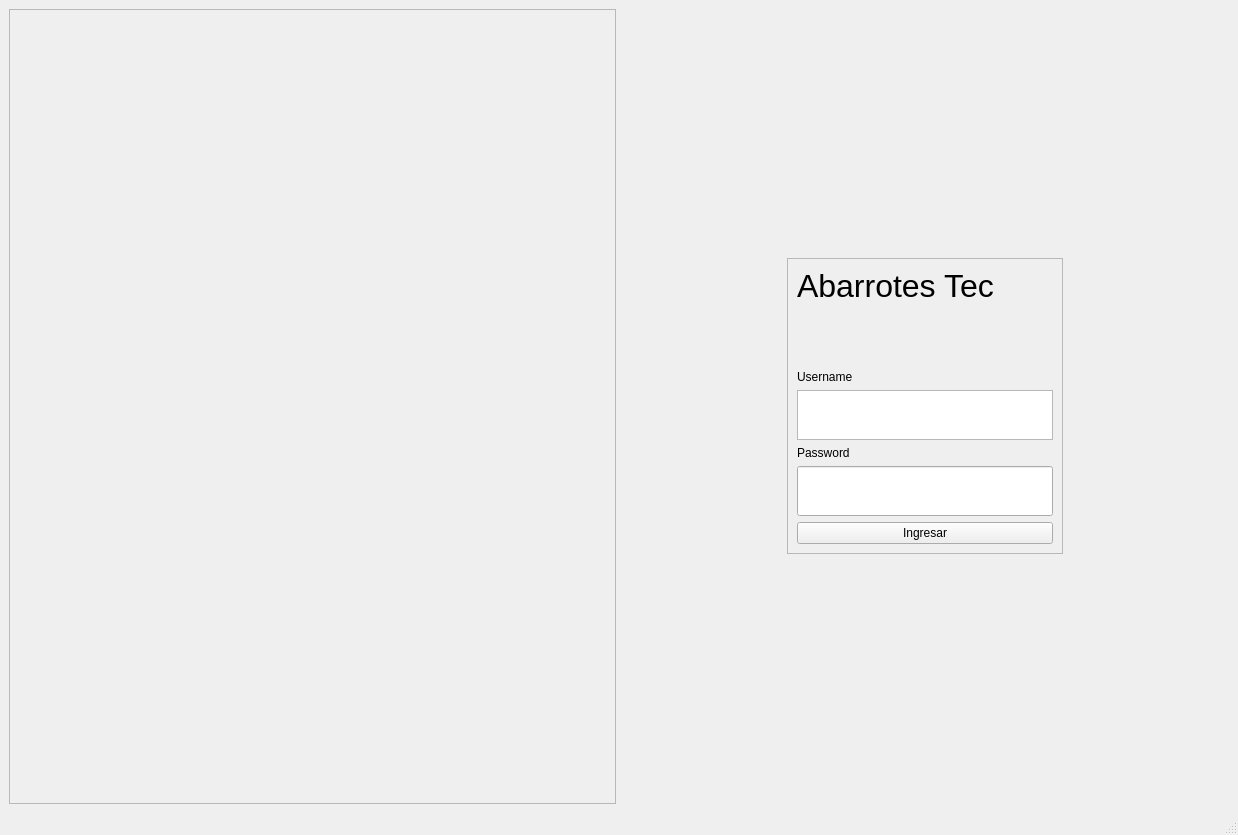
This is views/login.ui in DanielChairezLoya/puntodeventa as Qt 5 draws it before an edit. The edited form follows.
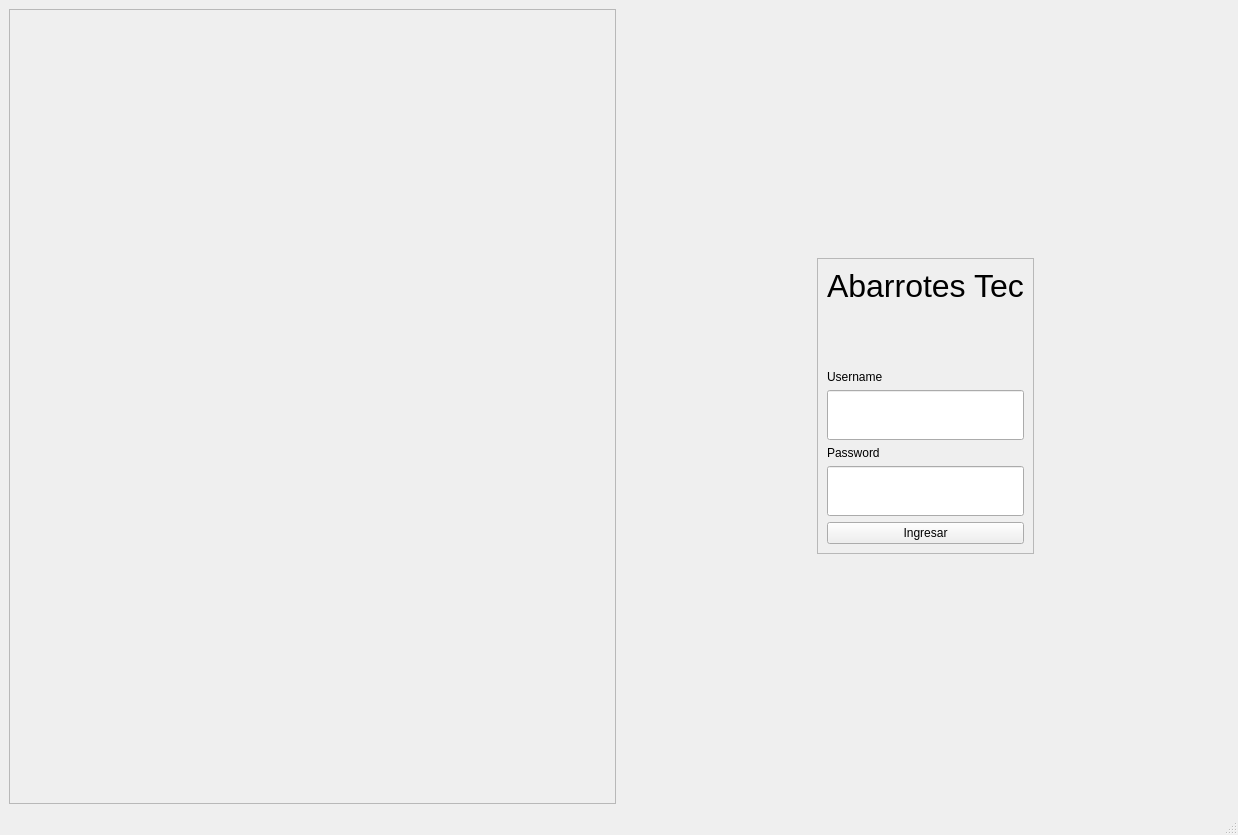
This is the edited form. Icons and pictures are not drawn.

The edit to the form file:
```diff
--- a/views/login.ui
+++ b/views/login.ui
@@ -10,6 +10,12 @@
     <height>835</height>
    </rect>
   </property>
+  <property name="minimumSize">
+   <size>
+    <width>0</width>
+    <height>50</height>
+   </size>
+  </property>
   <property name="windowTitle">
    <string>MainWindow</string>
   </property>
@@ -84,10 +90,10 @@
         </widget>
        </item>
        <item>
-        <widget class="QTextEdit" name="textEdit">
-         <property name="maximumSize">
+        <widget class="QLineEdit" name="txt_username">
+         <property name="minimumSize">
           <size>
-           <width>16777215</width>
+           <width>0</width>
            <height>50</height>
           </size>
          </property>
@@ -114,11 +120,8 @@
            <height>50</height>
           </size>
          </property>
-         <property name="maximumSize">
-          <size>
-           <width>16777215</width>
-           <height>100</height>
-          </size>
+         <property name="echoMode">
+          <enum>QLineEdit::Password</enum>
          </property>
         </widget>
        </item>
```
Left out of the diff: 5 changed lines with no effect on the pictures.
